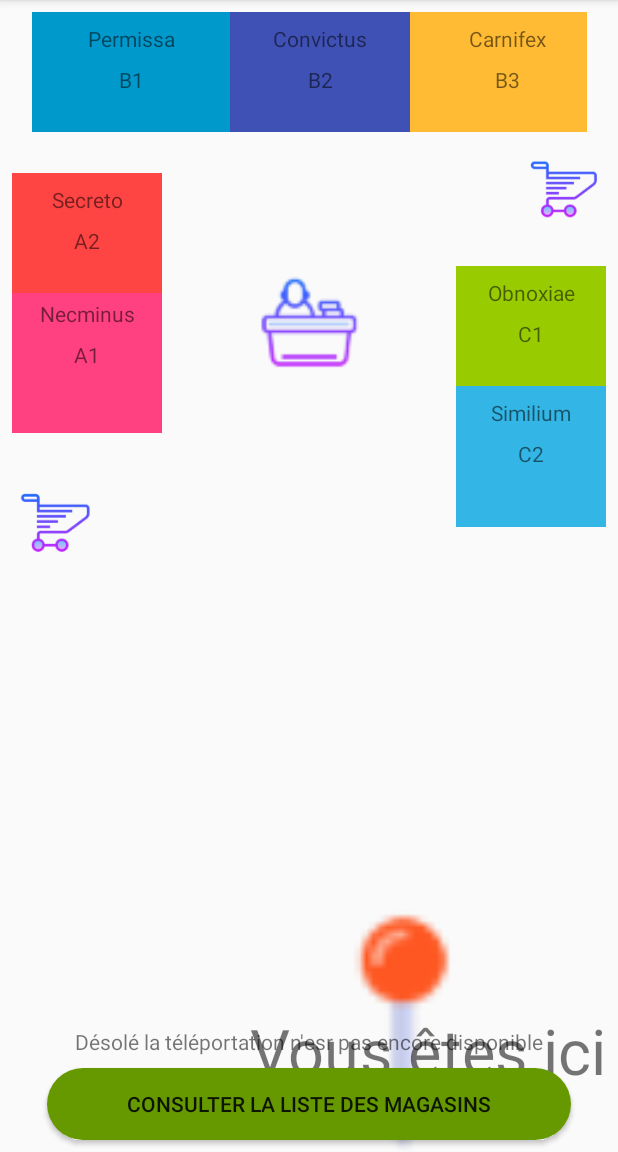
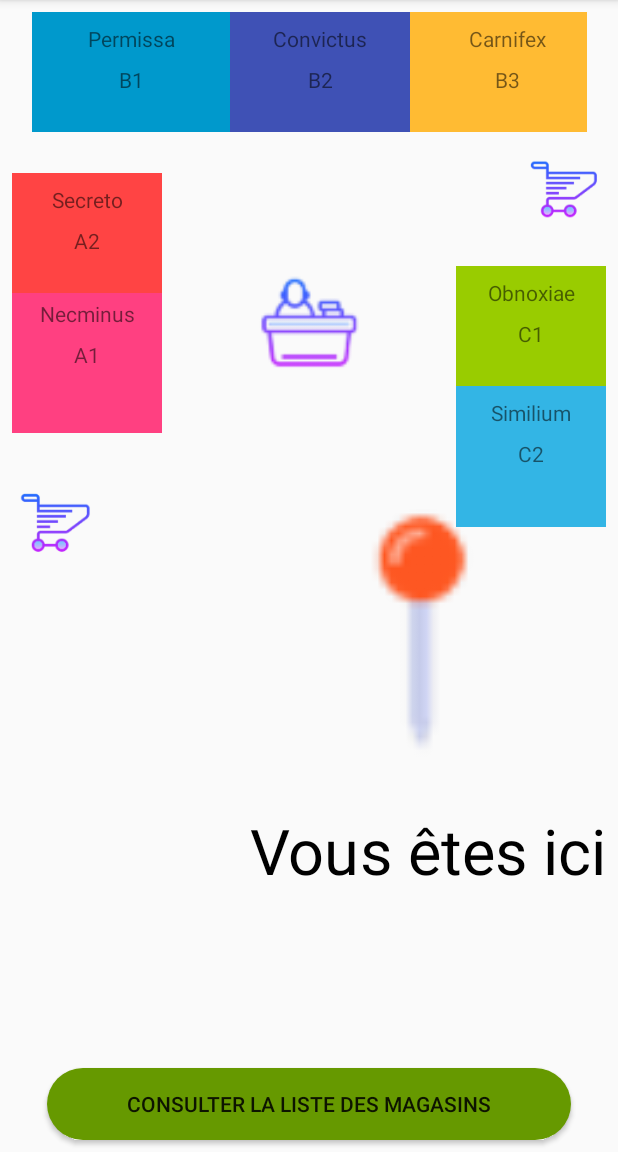
Before and after one commit to Clairehere/CentreCommercialRobot, an Android app: the MapsActivity screen opened directly, with no data from a screen before it, on a phone screen of 412 x 824 dp, the part 84-1236 px from its top. Run offline under Robolectric (Android 15) with nearby library versions, the phone set to English and light mode, and no system bars.

Commit message:
timer MapActivity

```diff
--- a/app/src/main/res/layout/activity_maps.xml
+++ b/app/src/main/res/layout/activity_maps.xml
@@ -295,11 +295,11 @@
         android:id="@+id/iv_here"
         android:layout_width="60dp"
         android:layout_height="56dp"
-        android:layout_marginBottom="8dp"
-        android:layout_marginEnd="172dp"
-        android:layout_marginRight="172dp"
-        app:layout_constraintBottom_toTopOf="@+id/tv_here"
+        android:layout_marginEnd="160dp"
+        android:layout_marginRight="160dp"
+        android:layout_marginTop="84dp"
         app:layout_constraintEnd_toEndOf="parent"
+        app:layout_constraintTop_toBottomOf="@+id/iv_home"
         app:srcCompat="@drawable/icons8_epingle_de_carte_48" />
 
     <ImageView
@@ -363,24 +363,13 @@
         android:layout_marginLeft="8dp"
         android:layout_marginRight="8dp"
         android:layout_marginStart="8dp"
+        android:layout_marginTop="8dp"
         android:text="@string/here"
+        android:textColor="@android:color/black"
         app:layout_constraintBottom_toTopOf="@+id/btn_list"
         app:layout_constraintEnd_toEndOf="parent"
-        app:layout_constraintStart_toStartOf="parent" />
-
-    <LinearLayout
-        android:id="@+id/ll_move"
-        android:layout_width="match_parent"
-        android:layout_height="345dp"
-        android:layout_marginEnd="8dp"
-        android:layout_marginLeft="8dp"
-        android:layout_marginRight="8dp"
-        android:layout_marginStart="8dp"
-        android:layout_marginTop="8dp"
-        android:orientation="horizontal"
-        app:layout_constraintEnd_toEndOf="parent"
         app:layout_constraintStart_toStartOf="parent"
-        app:layout_constraintTop_toTopOf="parent"></LinearLayout>
+        app:layout_constraintTop_toBottomOf="@+id/iv_here" />
 
     <TextView
         android:id="@+id/tv_teleportation"
@@ -391,10 +380,13 @@
         android:layout_marginLeft="8dp"
         android:layout_marginRight="8dp"
         android:layout_marginStart="8dp"
+        android:layout_marginTop="8dp"
         android:text="Désolé la téléportation n'esr pas encore disponible"
-        android:visibility="visible"
+        android:textColor="@android:color/black"
+        android:visibility="invisible"
         app:layout_constraintBottom_toTopOf="@+id/btn_list"
         app:layout_constraintEnd_toEndOf="parent"
-        app:layout_constraintStart_toStartOf="parent" />
+        app:layout_constraintStart_toStartOf="parent"
+        app:layout_constraintTop_toBottomOf="@+id/tv_here" />
 
 </android.support.constraint.ConstraintLayout>
```
Also changed, not shown: app/src/main/java/com/example/wilder/centrecommercialrobot/MapsActivity.java (+22 -16 lines).
